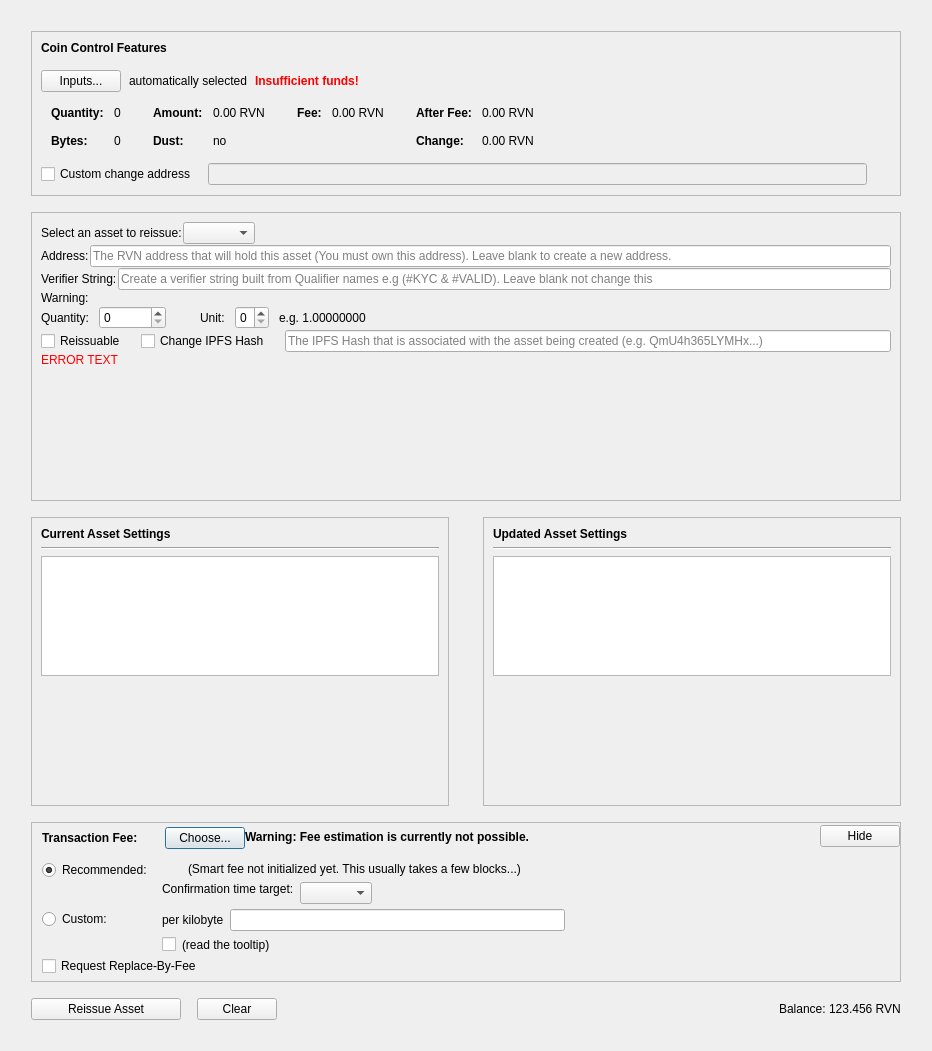
First picture: the form in src/qt/forms/reissueassetdialog.ui, repository phoenixkonsole/xbtx, before the edit.
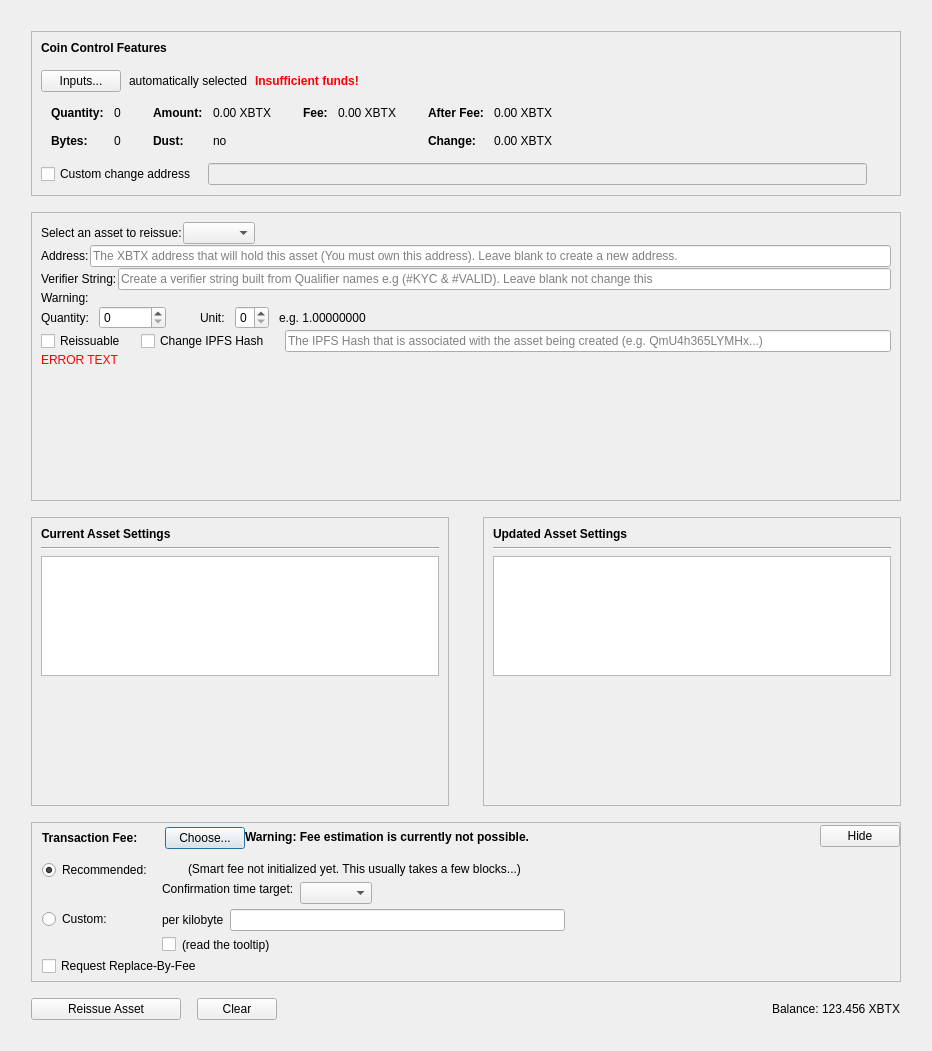
Second picture: the form after the edit. Custom widgets are drawn as their Qt base class.

Diff of the .ui file:
```diff
--- a/src/qt/forms/reissueassetdialog.ui
+++ b/src/qt/forms/reissueassetdialog.ui
@@ -320,7 +320,7 @@
                     <enum>Qt::ActionsContextMenu</enum>
                    </property>
                    <property name="text">
-                    <string notr="true">0.00 RVN</string>
+                    <string notr="true">0.00 XBTX</string>
                    </property>
                    <property name="textInteractionFlags">
                     <set>Qt::LinksAccessibleByMouse|Qt::TextSelectableByKeyboard|Qt::TextSelectableByMouse</set>
@@ -400,7 +400,7 @@
                     <enum>Qt::ActionsContextMenu</enum>
                    </property>
                    <property name="text">
-                    <string notr="true">0.00 RVN</string>
+                    <string notr="true">0.00 XBTX</string>
                    </property>
                    <property name="textInteractionFlags">
                     <set>Qt::LinksAccessibleByMouse|Qt::TextSelectableByKeyboard|Qt::TextSelectableByMouse</set>
@@ -451,7 +451,7 @@
                     <enum>Qt::ActionsContextMenu</enum>
                    </property>
                    <property name="text">
-                    <string notr="true">0.00 RVN</string>
+                    <string notr="true">0.00 XBTX</string>
                    </property>
                    <property name="textInteractionFlags">
                     <set>Qt::LinksAccessibleByMouse|Qt::TextSelectableByKeyboard|Qt::TextSelectableByMouse</set>
@@ -480,7 +480,7 @@
                     <enum>Qt::ActionsContextMenu</enum>
                    </property>
                    <property name="text">
-                    <string notr="true">0.00 RVN</string>
+                    <string notr="true">0.00 XBTX</string>
                    </property>
                    <property name="textInteractionFlags">
                     <set>Qt::LinksAccessibleByMouse|Qt::TextSelectableByKeyboard|Qt::TextSelectableByMouse</set>
@@ -638,7 +638,7 @@
                <string/>
               </property>
               <property name="placeholderText">
-               <string>The RVN address that will hold this asset (You must own this address). Leave blank to create a new address.</string>
+               <string>The XBTX address that will hold this asset (You must own this address). Leave blank to create a new address.</string>
               </property>
              </widget>
             </item>
@@ -1556,7 +1556,7 @@
          <item>
           <widget class="QLabel" name="labelBalance">
            <property name="text">
-            <string>123.456 RVN</string>
+            <string>123.456 XBTX</string>
            </property>
           </widget>
          </item>
```
